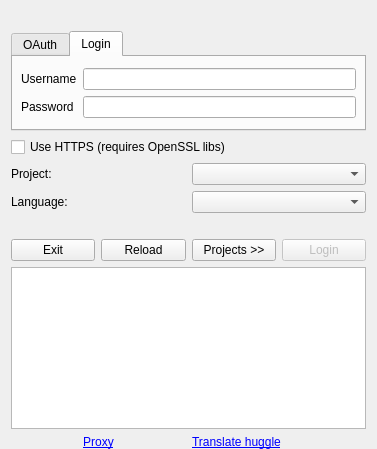
Old version of the form huggle/login.ui in the repository huggle/huggle3-qt-lx.
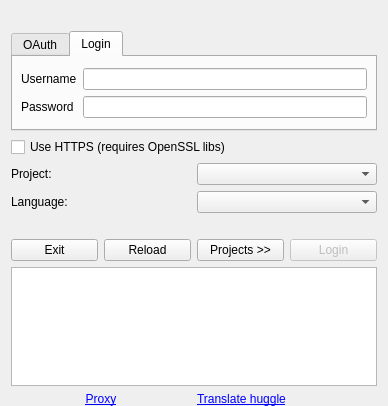
New version of the form. Icons and pictures are not drawn.

Commit message: sized login form

```diff
--- a/huggle/login.ui
+++ b/huggle/login.ui
@@ -6,8 +6,8 @@
    <rect>
     <x>0</x>
     <y>0</y>
-    <width>377</width>
-    <height>449</height>
+    <width>388</width>
+    <height>406</height>
    </rect>
   </property>
   <property name="sizePolicy">
```
